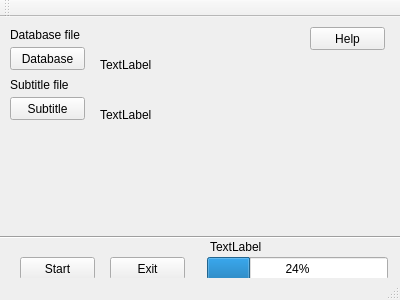
johnyHV/vypatlator, file mainwindow.ui: the form before one commit.
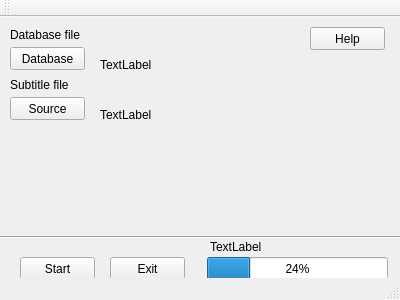
The form after the commit.

```diff
--- a/mainwindow.ui
+++ b/mainwindow.ui
@@ -37,7 +37,7 @@
      </rect>
     </property>
     <property name="text">
-     <string>Subtitle</string>
+     <string>Source</string>
     </property>
    </widget>
    <widget class="QPushButton" name="start">
```
